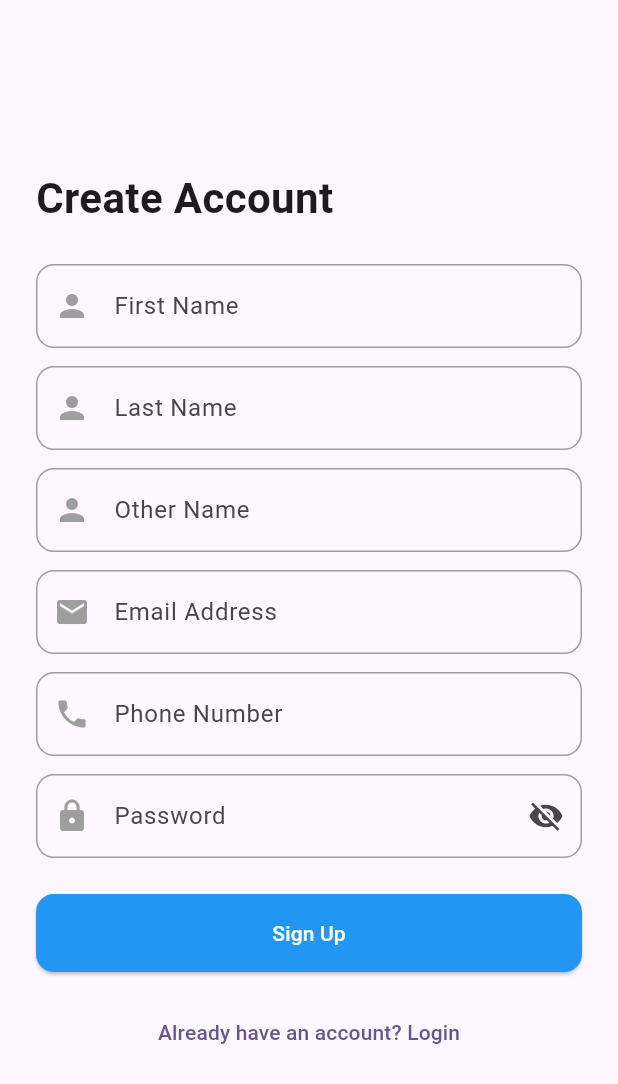
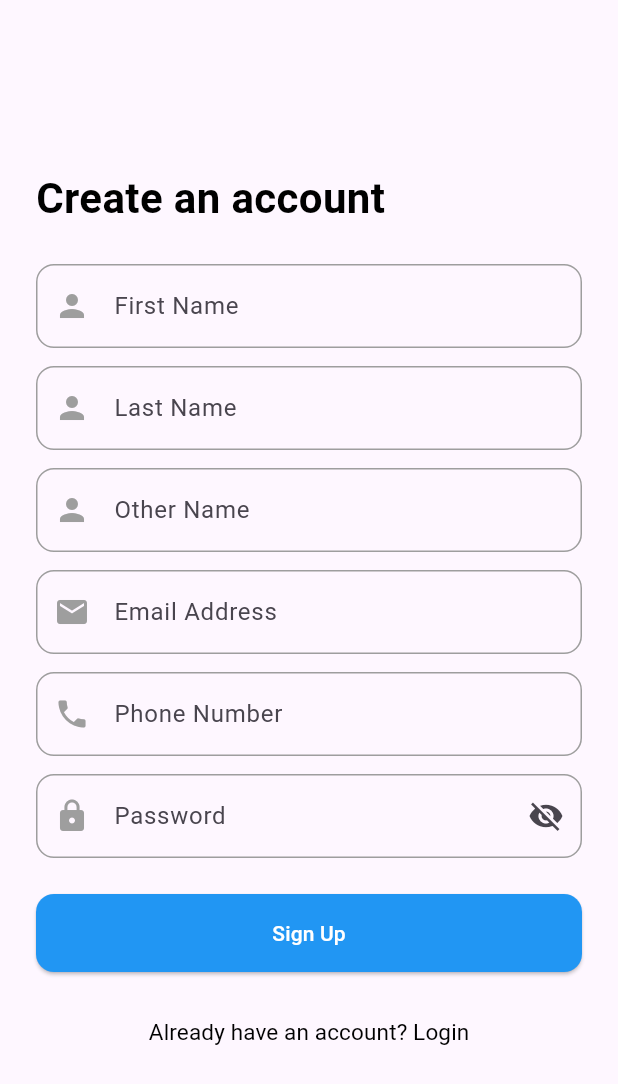
Before and after one commit to gaiyadev/fake-store, a Flutter app: the LoginScreen screen opened directly, after a tap on "Don't have an account? Sign up", on a phone screen of 412 x 824 dp. Shown: the top 1084 px of the screen. Run offline on Flutter 3.47's test engine with Material 3 defaults, Android fonts, the phone set to English and light mode, and no system bars; network calls fail.

Commit message:
create reuseable components

```diff
--- a/lib/main.dart
+++ b/lib/main.dart
@@ -20,7 +20,7 @@ class MyApp extends StatelessWidget {
       ),
       initialRoute: '/',
       routes: {
-        '/': (context) => const DashboardScreen(),
+        '/': (context) => const LoginScreen(),
         '/signup': (context) => const SignupScreen(),
         '/dashboard': (context) => const DashboardScreen(),
         '/cart': (context) => const CartScreen(),
--- a/lib/screens/login_screen.dart
+++ b/lib/screens/login_screen.dart
@@ -1,5 +1,6 @@
 import 'package:flutter/material.dart';
 import 'package:todo_app/widgets/custom_button.dart';
+import 'package:todo_app/widgets/custom_text.dart';
 import 'package:todo_app/widgets/custom_text_field.dart';
 
 class LoginScreen extends StatefulWidget {
@@ -40,12 +41,17 @@ class _LoginScreenState extends State<LoginScreen> {
           child: Column(
             crossAxisAlignment: CrossAxisAlignment.stretch,
             children: [
-              const Text(
-                'Welcome Back',
-                style: TextStyle(fontSize: 32, fontWeight: FontWeight.bold),
+              const CustomText(
+                title: 'Welcome Back',
+                fontWeight: FontWeight.bold,
+                fontSize: 32,
               ),
               const SizedBox(height: 8),
-              const Text('Login to continue', style: TextStyle(fontSize: 16)),
+              CustomText(
+                title: 'Login to continue',
+                fontWeight: FontWeight.normal,
+                fontSize: 16,
+              ),
               const SizedBox(height: 32),
               CustomTextField(
                 controller: emailController,
@@ -64,7 +70,11 @@ class _LoginScreenState extends State<LoginScreen> {
               const SizedBox(height: 16),
               TextButton(
                 onPressed: () => Navigator.pushNamed(context, '/signup'),
-                child: const Text("Don't have an account? Sign up"),
+                child: CustomText(
+                  title: "Don't have an account? Sign up",
+                  fontWeight: FontWeight.normal,
+                  fontSize: 15,
+                ),
               ),
             ],
           ),
--- a/lib/screens/signup_screen.dart
+++ b/lib/screens/signup_screen.dart
@@ -1,5 +1,6 @@
 import 'package:flutter/material.dart';
 import 'package:todo_app/widgets/custom_button.dart';
+import 'package:todo_app/widgets/custom_text.dart';
 import 'package:todo_app/widgets/custom_text_field.dart';
 
 class SignupScreen extends StatefulWidget {
@@ -29,7 +30,14 @@ class _SignupScreenState extends State<SignupScreen> {
 
     // Simulate successful signup
     ScaffoldMessenger.of(context).showSnackBar(
-      const SnackBar(content: Text('Account created successfully!')),
+      const SnackBar(
+        content: CustomText(
+          title: "Account created successfully!",
+          fontWeight: FontWeight.normal,
+          fontSize: 15,
+          color: Colors.white,
+        ),
+      ),
     );
 
     Navigator.pushReplacementNamed(context, '/dashboard');
@@ -50,9 +58,9 @@ class _SignupScreenState extends State<SignupScreen> {
           child: Column(
             crossAxisAlignment: CrossAxisAlignment.stretch,
             children: [
-              const Text(
-                'Create Account',
-                style: TextStyle(fontSize: 28, fontWeight: FontWeight.bold),
+              CustomText(
+                title: 'Create an account',
+                fontWeight: FontWeight.bold,
               ),
               const SizedBox(height: 24),
               CustomTextField(
@@ -60,7 +68,7 @@ class _SignupScreenState extends State<SignupScreen> {
                 label: 'First Name',
                 icon: Icons.person,
               ),
-              const SizedBox(height : 12),
+              const SizedBox(height: 12),
               CustomTextField(
                 controller: lastNameController,
                 label: 'Last Name',
@@ -98,7 +106,11 @@ class _SignupScreenState extends State<SignupScreen> {
               const SizedBox(height: 16),
               TextButton(
                 onPressed: () => Navigator.pop(context),
-                child: const Text('Already have an account? Login'),
+                child: CustomText(
+                  title: "Already have an account? Login",
+                  fontWeight: FontWeight.normal,
+                  fontSize: 15,
+                ),
               ),
             ],
           ),
--- /dev/null
+++ b/lib/widgets/custom_text.dart
@@ -0,0 +1,31 @@
+import 'package:flutter/material.dart';
+
+class CustomText extends StatelessWidget {
+  final String title;
+  final double fontSize;
+  final FontWeight fontWeight;
+  final Color? color;
+  final TextAlign textAlign;
+
+  const CustomText({
+    super.key,
+    required this.title,
+    this.fontSize = 28,
+    this.fontWeight = FontWeight.bold,
+    this.color,
+    this.textAlign = TextAlign.start,
+  });
+
+  @override
+  Widget build(BuildContext context) {
+    return Text(
+      title,
+      textAlign: textAlign,
+      style: TextStyle(
+        fontSize: fontSize,
+        fontWeight: fontWeight,
+        color: color ?? Colors.black,
+      ),
+    );
+  }
+}
```
Also changed, not shown: lib/screens/cart_screen.dart (+15 -2 lines), lib/screens/tabs/home_tab.dart (+6 -1 lines).
